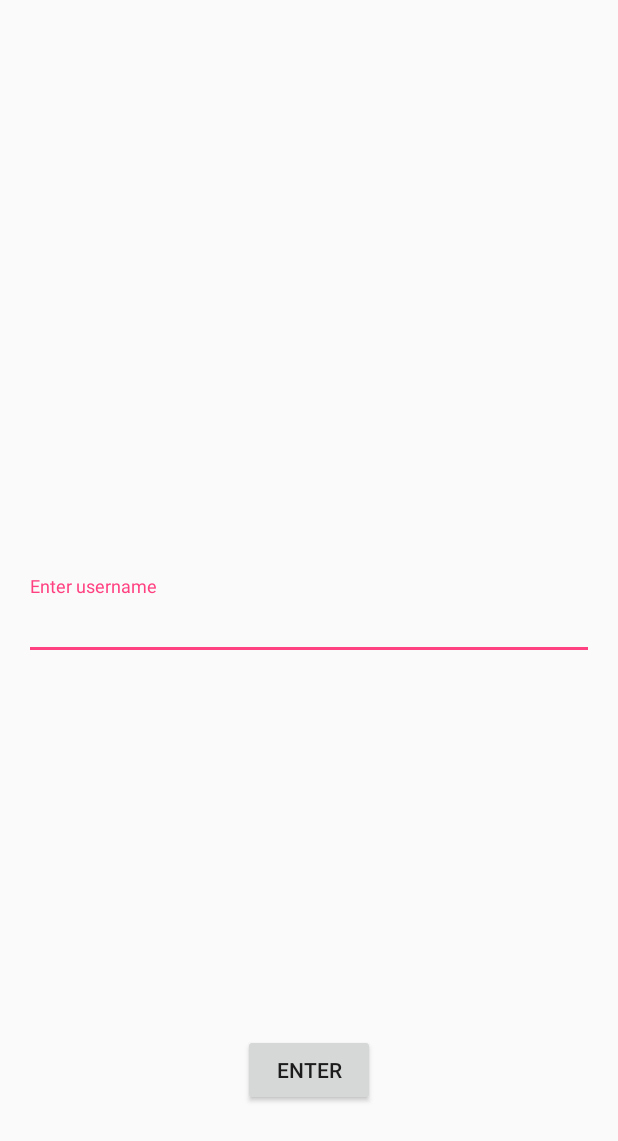
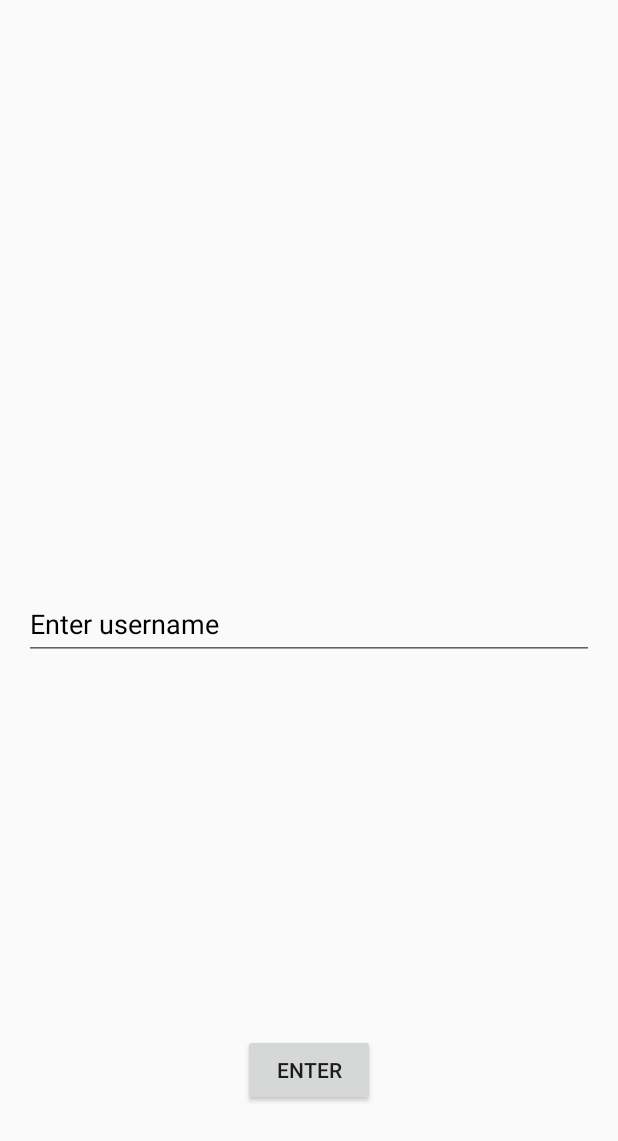
Before and after one commit to ExceptionTeam17/TicTacToe, an Android app: the screen it shows after launch (LoginActivity), on a phone screen of 412 x 824 dp. Shown: the top 1141 px of the screen. Run offline under Robolectric (Android 15) with nearby library versions, the phone set to English and light mode, and no system bars.

Commit message:
keyboard is hiding properly

```diff
--- a/TicTacToe/app/src/main/java/com/exceptionteam17/tictactoe/activities/LoginActivity.java
+++ b/TicTacToe/app/src/main/java/com/exceptionteam17/tictactoe/activities/LoginActivity.java
@@ -1,10 +1,13 @@
 package com.exceptionteam17.tictactoe.activities;
 
 import android.app.Activity;
+import android.content.Context;
 import android.content.Intent;
 import android.support.v7.app.AppCompatActivity;
 import android.os.Bundle;
+import android.util.Log;
 import android.view.View;
+import android.view.inputmethod.InputMethodManager;
 import android.widget.EditText;
 
 import com.exceptionteam17.tictactoe.R;
@@ -23,6 +26,7 @@ public class LoginActivity extends AppCompatActivity {
         removeActionBar();
         Utils.hideKeyboard(this);
         initElements();
+        //hide();
 
     }
 
--- a/TicTacToe/app/src/main/res/layout/activity_login.xml
+++ b/TicTacToe/app/src/main/res/layout/activity_login.xml
@@ -7,7 +7,6 @@
     android:id="@+id/login_layout"
     android:focusable="true"
     tools:context="com.exceptionteam17.tictactoe.activities.LoginActivity">
-    <requestFocus/>
 
     <android.support.design.widget.TextInputLayout
         android:id="@+id/text_input_layout3"
@@ -51,6 +50,10 @@
         android:id="@+id/login_fake"
         android:layout_width="0dp"
         android:layout_height="0dp"
-        />
+        android:focusable="true"
+        android:focusableInTouchMode="true"
+        >
+        <requestFocus />
+    </View>
 
 </android.support.constraint.ConstraintLayout>
```
